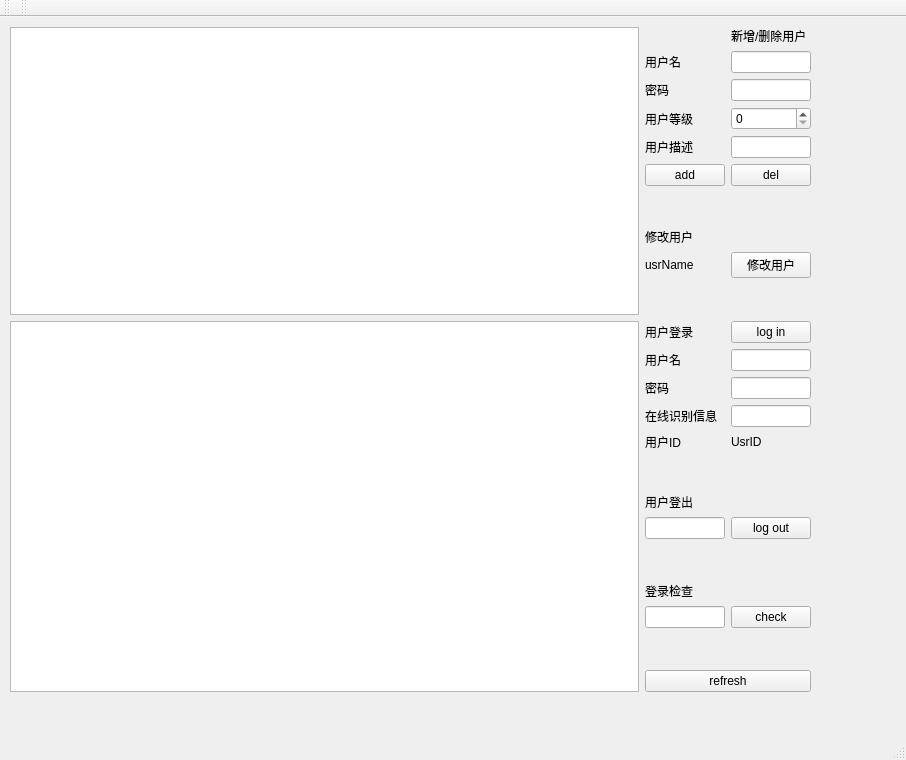
First picture: the form in example/userManagerExample/mainwindow.ui, repository linbin823/Qt.711.2017.UsrManager2, before the edit.
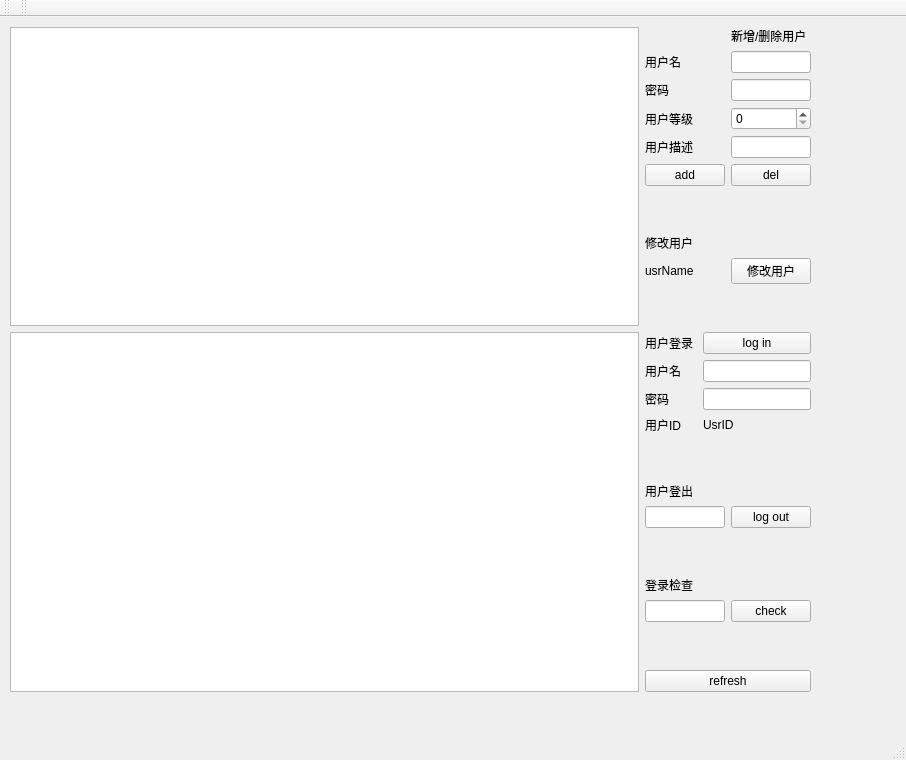
Second picture: the form after the edit.

Commit message: 修改： 1、删除了会话识别标志。

Diff of the .ui file:
```diff
--- a/example/userManagerExample/mainwindow.ui
+++ b/example/userManagerExample/mainwindow.ui
@@ -244,7 +244,7 @@
       </layout>
      </item>
      <item row="4" column="2">
-      <layout class="QGridLayout" name="gridLayout_2" columnstretch="1,1,1,1" columnminimumwidth="0,0,0,0">
+      <layout class="QGridLayout" name="gridLayout_2" columnstretch="1,0,0,0">
        <item row="0" column="0" colspan="2">
         <widget class="QLabel" name="lbLogin">
          <property name="text">
@@ -267,29 +267,19 @@
         </widget>
        </item>
        <item row="4" column="0" colspan="2">
-        <widget class="QLabel" name="lbOnlineUsrInfo">
-         <property name="text">
-          <string>在线识别信息</string>
-         </property>
-        </widget>
-       </item>
-       <item row="5" column="0" colspan="2">
         <widget class="QLabel" name="lbUsrID">
          <property name="text">
           <string>用户ID</string>
          </property>
         </widget>
        </item>
-       <item row="5" column="2" colspan="2">
+       <item row="4" column="2" colspan="2">
         <widget class="QLabel" name="lbUsrID_res">
          <property name="text">
           <string>UsrID</string>
          </property>
         </widget>
        </item>
-       <item row="4" column="2" colspan="2">
-        <widget class="QLineEdit" name="leOnlineUsrInfo"/>
-       </item>
        <item row="2" column="2" colspan="2">
         <widget class="QLineEdit" name="leUsrPswd"/>
        </item>
```
Left out of the diff: 1 changed line with no effect on the pictures. The commit also changes 6 other files.
